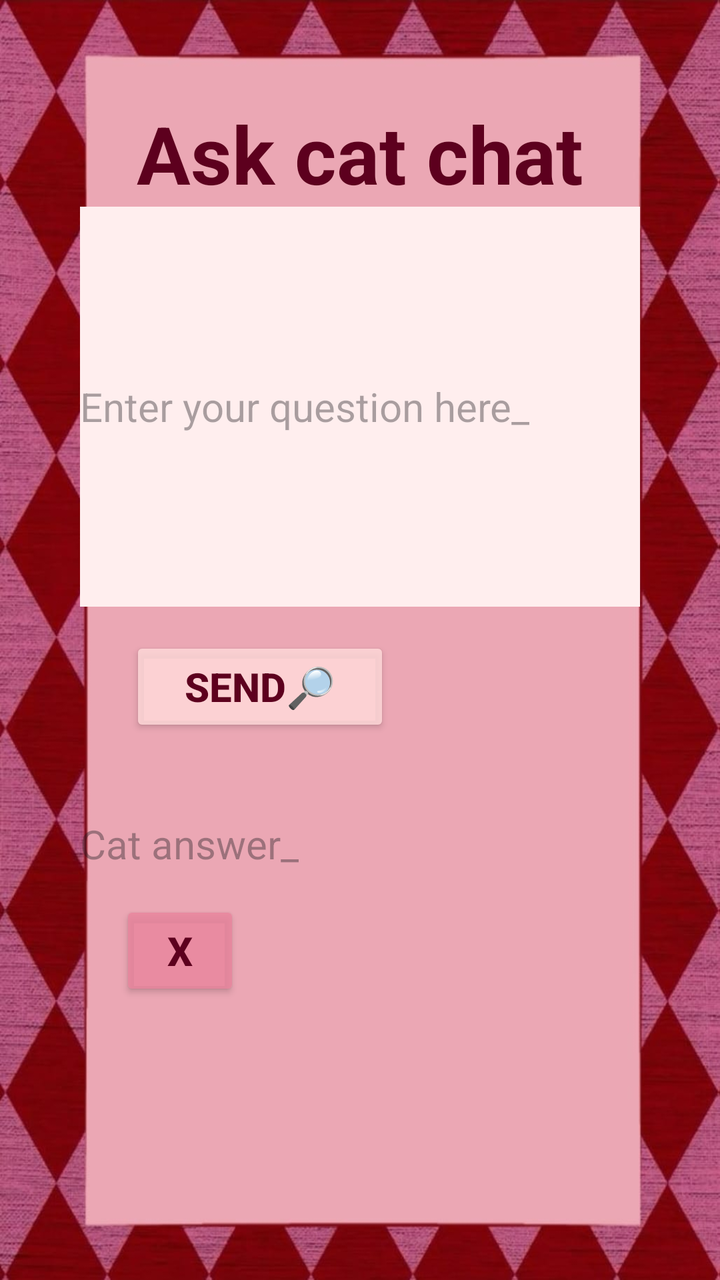
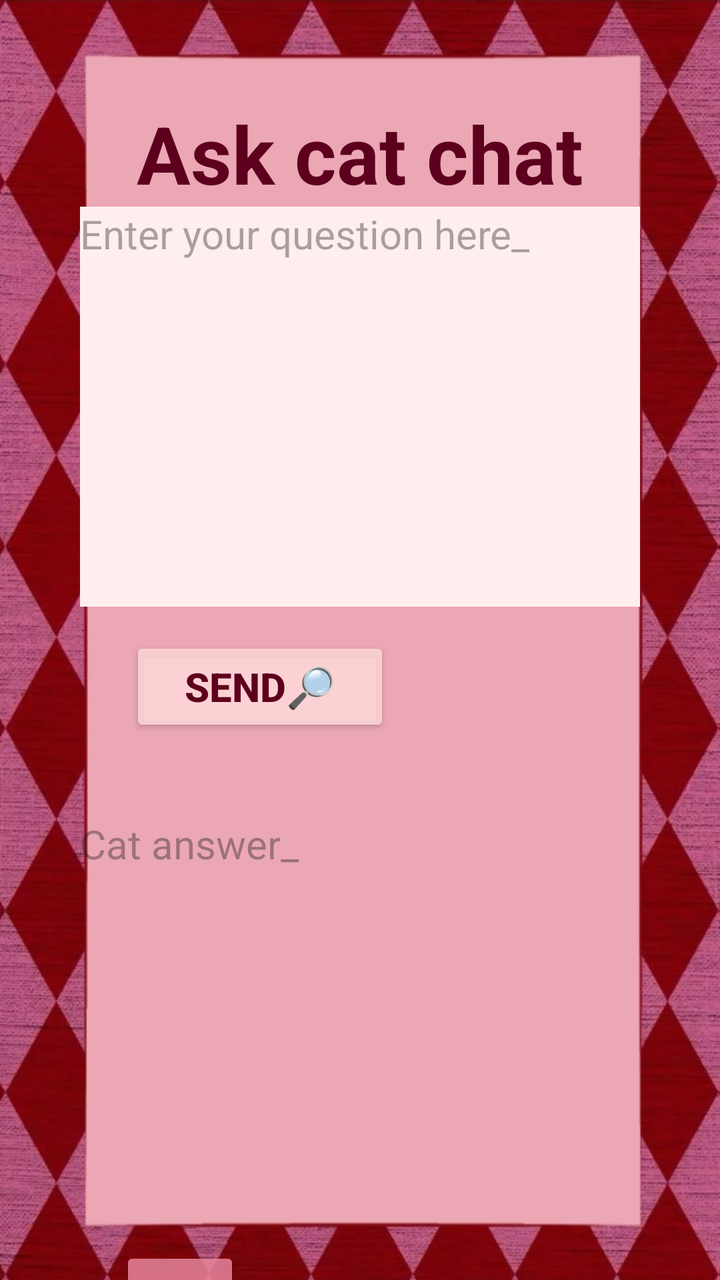

Compare the two renders of this Android layout. The source of the first and the diff that turns it into the second are given below.
<!-- AndroidManifest.xml: application theme Theme.RatATatCat -->
<!-- res/layout/activity_instructions_aiactivity.xml -->
<?xml version="1.0" encoding="utf-8"?>
<LinearLayout xmlns:android="http://schemas.android.com/apk/res/android"
    xmlns:app="http://schemas.android.com/apk/res-auto"
    xmlns:tools="http://schemas.android.com/tools"
    android:id="@+id/main"
    android:layout_width="match_parent"
    android:layout_height="match_parent"
    tools:context=".InstructionsAIActivity"
    android:orientation="vertical"
    android:background="@drawable/background2">

    <TextView
        android:layout_width="match_parent"
        android:layout_height="wrap_content"
        android:text="Ask cat chat"
        android:textSize="40dp"
        android:textColor="#5D001E"
        android:gravity="center"
        android:layout_marginTop="50dp"
        android:id="@+id/tvInstructionsAITitle"
        android:textStyle="bold"></TextView>

    <EditText
        android:layout_width="280dp"
        android:layout_height="200dp"
        android:layout_gravity="center"
        android:textSize="20dp"
        android:background="#FFEEEE"
        android:hint="Enter your question here_"
        android:id="@+id/etQuestion"></EditText>

    <Button
        android:layout_width="130dp"
        android:layout_height="50dp"
        android:text="Send🔎"
        android:textStyle="bold"
        android:textSize="20dp"
        android:backgroundTint="#D6FFD9D9"
        android:textColor="#5D001E"
        android:id="@+id/btnSend"
        android:layout_marginLeft="65dp"
        android:layout_marginTop="15dp"></Button>

    <TextView
        android:layout_width="280dp"
        android:layout_height="wrap_content"
        android:hint="Cat answer_"
        android:textSize="20dp"
        android:layout_gravity="center"
        android:layout_marginTop="40dp"
        android:id="@+id/tvAnswer"></TextView>

    <Button
        android:layout_width="60dp"
        android:layout_height="50dp"
        android:text="X"
        android:textStyle="bold"
        android:textSize="20dp"
        android:backgroundTint="#D6E9869E"
        android:textColor="#5D001E"
        android:id="@+id/btnX"
        android:layout_marginLeft="60dp"
        android:layout_marginTop="15dp"></Button>

</LinearLayout>
<!-- resources referenced by this layout -->
<resources>
  <!-- drawable background2: png bitmap (drawable, 868006 bytes) -->
  <style name="Theme.RatATatCat" parent="Base.Theme.RatATatCat" />
  <style name="Base.Theme.RatATatCat" parent="Theme.Material3.DayNight.NoActionBar">
          
          
      </style>
</resources>

<!-- the commit's change to res/layout/activity_instructions_aiactivity.xml (unified diff, before → after) -->
@@ -25,6 +25,7 @@
         android:layout_height="200dp"
         android:layout_gravity="center"
         android:textSize="20dp"
+        android:gravity="top"
         android:background="#FFEEEE"
         android:hint="Enter your question here_"
         android:id="@+id/etQuestion"></EditText>
@@ -42,13 +43,13 @@
         android:layout_marginTop="15dp"></Button>
 
     <TextView
+        android:id="@+id/tvAnswer"
         android:layout_width="280dp"
-        android:layout_height="wrap_content"
-        android:hint="Cat answer_"
-        android:textSize="20dp"
+        android:layout_height="200dp"
         android:layout_gravity="center"
         android:layout_marginTop="40dp"
-        android:id="@+id/tvAnswer"></TextView>
+        android:hint="Cat answer_"
+        android:textSize="20dp"></TextView>
 
     <Button
         android:layout_width="60dp"
